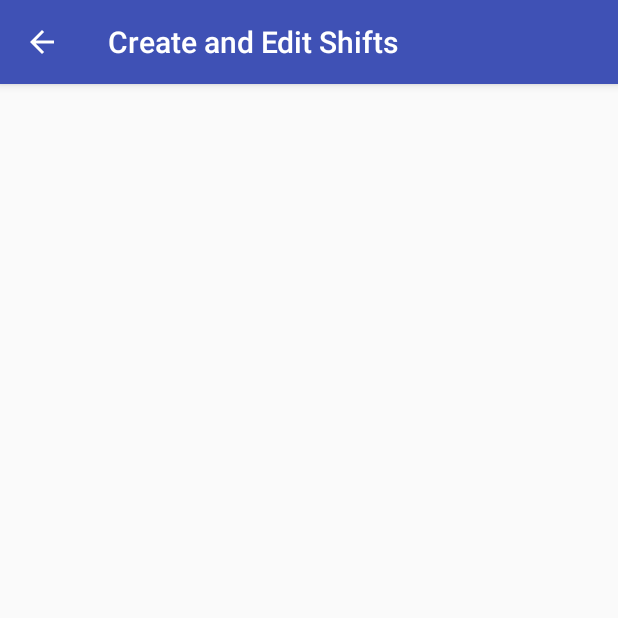
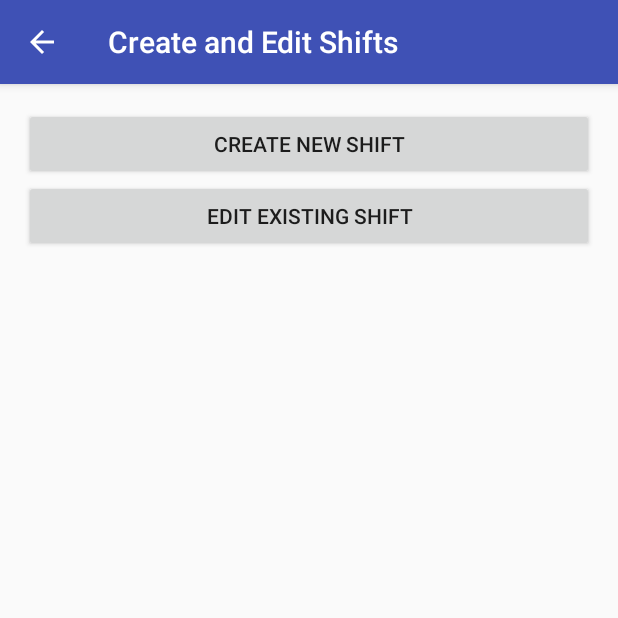
Before and after one commit to TarentoTechnologies/CheckIn, an Android app: the ShiftActivity screen opened directly, with no data from a screen before it, on a phone screen of 412 x 824 dp, the top half of it. Run offline under Robolectric (Android 15) with nearby library versions, the light colour scheme and no system bars.

Commit message:
Can create and edit new shifts (workflow)

```diff
--- a/app/src/main/res/layout/activity_shift.xml
+++ b/app/src/main/res/layout/activity_shift.xml
@@ -4,6 +4,22 @@
     xmlns:tools="http://schemas.android.com/tools"
     android:layout_width="match_parent"
     android:layout_height="match_parent"
+    android:padding="@dimen/activity_padding"
     tools:context=".ShiftActivity">
 
+    <LinearLayout
+        android:layout_width="match_parent"
+        android:layout_height="wrap_content"
+        android:orientation="vertical">
+        <Button
+            android:layout_width="match_parent"
+            android:layout_height="wrap_content"
+            android:text="@string/create_shift_label"
+            android:onClick="createShift" />
+        <Button
+            android:layout_width="match_parent"
+            android:layout_height="wrap_content"
+            android:text="@string/edit_shift_label"
+            android:onClick="editShift" />
+    </LinearLayout>
 </android.support.constraint.ConstraintLayout>
--- a/app/src/main/res/values/strings.xml
+++ b/app/src/main/res/values/strings.xml
@@ -60,4 +60,6 @@
     <string name="admin_options_label">Administrative Options</string>
     <string name="create_organization_label">Create New Organization</string>
     <string name="edit_organization_label">Edit Existing Organization</string>
+    <string name="create_shift_label">Create New Shift</string>
+    <string name="edit_shift_label">Edit Existing Shift</string>
 </resources>
```
Also changed, not shown: app/src/main/AndroidManifest.xml (+16 -0 lines), app/src/main/java/com/tarento/checkin/checkin/CreateShiftActivity.kt (added, +12 -0 lines), app/src/main/java/com/tarento/checkin/checkin/EditShiftActivity.kt (added, +12 -0 lines), app/src/main/java/com/tarento/checkin/checkin/ShiftActivity.kt (+12 -0 lines), app/src/main/res/layout/activity_create_shift.xml (added, +9 -0 lines), app/src/main/res/layout/activity_edit_shift.xml (added, +9 -0 lines).
